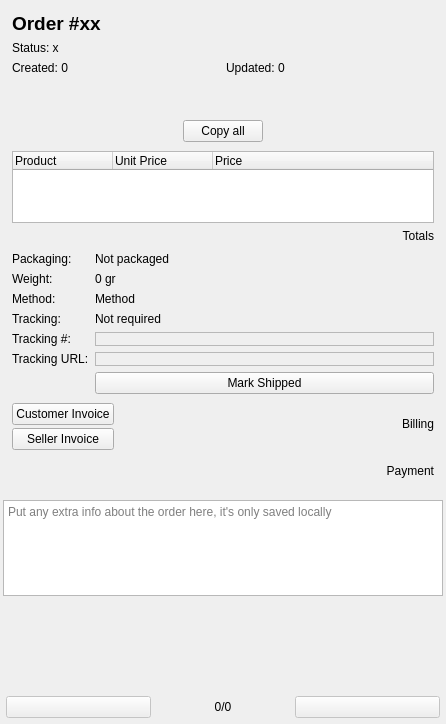
This is widgets/orderdetailswidget.ui in arturo182/lectronizer as Qt 5 draws it before an edit. The edited form follows.
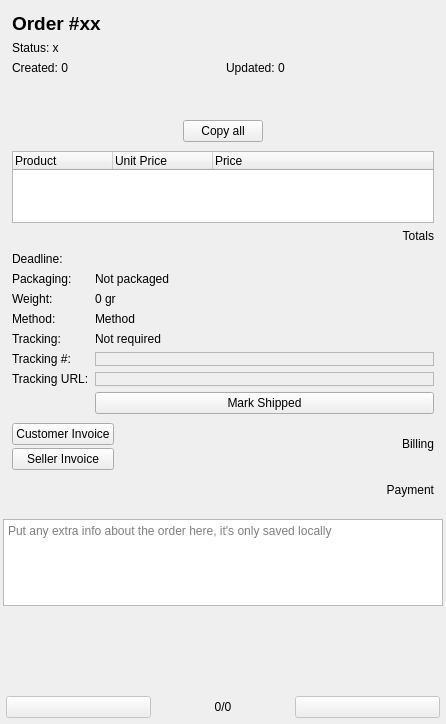
This is the edited form. Icons and pictures are not drawn. Custom widgets are drawn as their Qt base class.

Commit message: OrderDetailsWidget: Add shipment deadline

The edit to the form file:
```diff
--- a/widgets/orderdetailswidget.ui
+++ b/widgets/orderdetailswidget.ui
@@ -388,56 +388,56 @@
       <property name="topMargin">
        <number>0</number>
       </property>
-      <item row="1" column="0">
+      <item row="2" column="0">
        <widget class="QLabel" name="shippingWeightLabel">
         <property name="text">
          <string>Weight:</string>
         </property>
        </widget>
       </item>
-      <item row="1" column="1">
+      <item row="2" column="1">
        <widget class="QLabel" name="shippingWeightValueLabel">
         <property name="text">
          <string>0 gr</string>
         </property>
        </widget>
       </item>
-      <item row="2" column="0">
+      <item row="3" column="0">
        <widget class="QLabel" name="shippingMethodLabel">
         <property name="text">
          <string>Method:</string>
         </property>
        </widget>
       </item>
-      <item row="2" column="1">
+      <item row="3" column="1">
        <widget class="QLabel" name="shippingMethodValueLabel">
         <property name="text">
          <string>Method</string>
         </property>
        </widget>
       </item>
-      <item row="3" column="0">
+      <item row="4" column="0">
        <widget class="QLabel" name="shippingTrackingLabel">
         <property name="text">
          <string>Tracking:</string>
         </property>
        </widget>
       </item>
-      <item row="3" column="1">
+      <item row="4" column="1">
        <widget class="QLabel" name="shippingTrackingRequiredLabel">
         <property name="text">
          <string>Not required</string>
         </property>
        </widget>
       </item>
-      <item row="4" column="0">
+      <item row="5" column="0">
        <widget class="QLabel" name="shippingTrackingNoLabel">
         <property name="text">
          <string>Tracking #:</string>
         </property>
        </widget>
       </item>
-      <item row="4" column="1">
+      <item row="5" column="1">
        <widget class="ClickyLineEdit" name="shippingTrackingNoEdit">
         <property name="frameShape">
          <enum>QFrame::StyledPanel</enum>
@@ -453,14 +453,14 @@
         </property>
        </widget>
       </item>
-      <item row="5" column="0">
+      <item row="6" column="0">
        <widget class="QLabel" name="shippingTrackingUrlLabel">
         <property name="text">
          <string>Tracking URL:</string>
         </property>
        </widget>
       </item>
-      <item row="5" column="1">
+      <item row="6" column="1">
        <widget class="ClickyLineEdit" name="shippingTrackingUrlEdit">
         <property name="frameShape">
          <enum>QFrame::StyledPanel</enum>
@@ -476,27 +476,41 @@
         </property>
        </widget>
       </item>
-      <item row="6" column="1">
+      <item row="7" column="1">
        <widget class="QPushButton" name="shippingSubmitButton">
         <property name="text">
          <string>Mark Shipped</string>
         </property>
        </widget>
       </item>
-      <item row="0" column="0">
+      <item row="1" column="0">
        <widget class="QLabel" name="shippingPackagingLabel">
         <property name="text">
          <string>Packaging:</string>
         </property>
        </widget>
       </item>
-      <item row="0" column="1">
+      <item row="1" column="1">
        <widget class="QLabel" name="shippingPackagingValueLabel">
         <property name="text">
          <string>Not packaged</string>
         </property>
        </widget>
       </item>
+      <item row="0" column="0">
+       <widget class="QLabel" name="shippingDeadlineLabel">
+        <property name="text">
+         <string>Deadline:</string>
+        </property>
+       </widget>
+      </item>
+      <item row="0" column="1">
+       <widget class="QLabel" name="shippingDeadlineValueLabel">
+        <property name="text">
+         <string/>
+        </property>
+       </widget>
+      </item>
      </layout>
     </widget>
    </item>
```
The commit also changes 3 other files.
